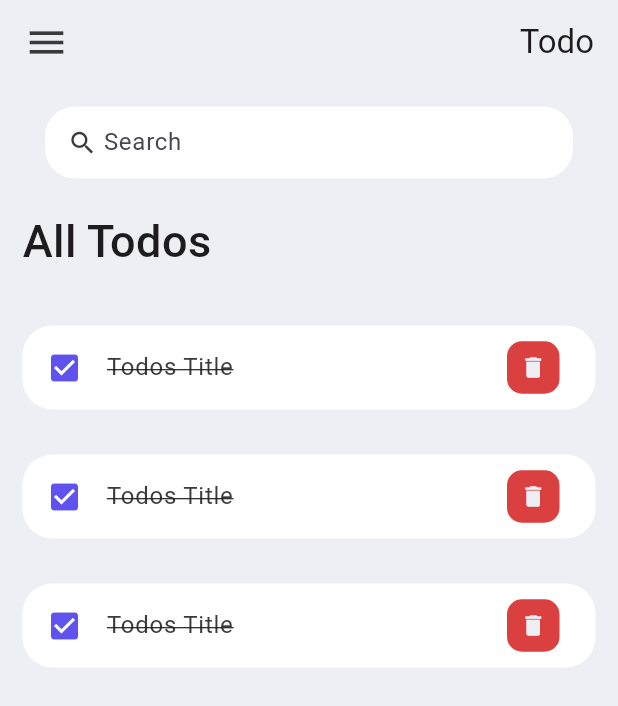
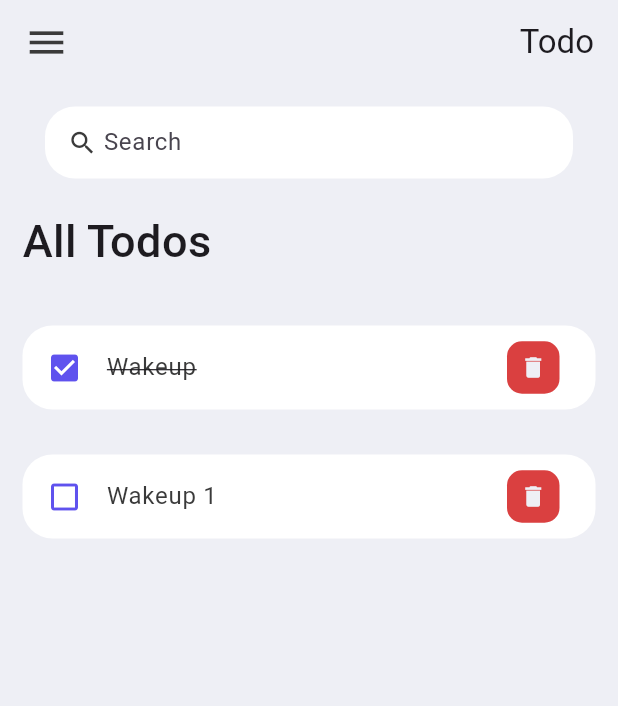
Before and after one commit to Mukesh-Bartaula/todoFlutter, a Flutter app: the screen it shows after launch, on a phone screen of 412 x 824 dp. Shown: the top 706 px of the screen. Run offline on Flutter 3.47's test engine with Material 3 defaults, Android fonts, the phone set to English and light mode, and no system bars.

Commit message:
add todoList

```diff
--- a/lib/main.dart
+++ b/lib/main.dart
@@ -11,7 +11,7 @@ class MyApp extends StatelessWidget {
   // This widget is the root of your application.
   @override
   Widget build(BuildContext context) {
-    return const MaterialApp(
+    return MaterialApp(
       debugShowCheckedModeBanner: false,
       title: 'todo',
       home: Home(),
--- a/lib/model/todo.dart
+++ b/lib/model/todo.dart
@@ -0,0 +1,25 @@
+class ToDo {
+  String id;
+  String todoText;
+  bool isDone;
+
+  ToDo({
+    required this.id,
+    required this.todoText,
+    this.isDone = false,
+  });
+
+  static List<ToDo> todoList() {
+    return [
+      ToDo(
+        id: '01',
+        todoText: "Wakeup",
+        isDone: true,
+      ),
+      ToDo(
+        id: '02',
+        todoText: "Wakeup 1",
+      ),
+    ];
+  }
+}
--- a/lib/screens/home.dart
+++ b/lib/screens/home.dart
@@ -1,9 +1,12 @@
 import 'package:flutter/material.dart';
 import '../constrains/color.dart';
-import './todoTable.dart';
+import 'todo_table.dart';
+import '../model/todo.dart';
 
 class Home extends StatelessWidget {
-  const Home({super.key});
+  Home({super.key});
+  final todoList = ToDo.todoList();
+
   @override
   Widget build(BuildContext context) {
     return Scaffold(
@@ -22,7 +25,9 @@ class Home extends StatelessWidget {
           ],
         ),
       ),
-      body: Container(
+      body: Stack(
+        children: [
+          Container(
             padding: const EdgeInsets.symmetric(
               horizontal: 15,
               vertical: 15,
@@ -46,14 +51,17 @@ class Home extends StatelessWidget {
                           ),
                         ),
                       ),
-                  TodoTable(),
-                  TodoTable(),
-                  TodoTable(),
+                      for (ToDo todo in todoList) TodoTable(todo: todo),
                     ],
                   ),
                 ),
               ],
             ),
+          ),
+          const Align(
+            alignment: Alignment.bottomCenter,
+          ),
+        ],
       ),
     );
   }
@@ -78,6 +86,7 @@ Widget searchBox() {
                 color: tdBlack,
                 size: 20,
               ),
+              prefixIconColor: Color.fromARGB(255, 246, 243, 243),
               prefixIconConstraints: BoxConstraints(
                 maxHeight: 20,
               ),
--- a/lib/screens/todoTable.dart
+++ b/lib/screens/todo_table.dart
@@ -1,8 +1,10 @@
 import 'package:flutter/material.dart';
 import 'package:newtodo/constrains/color.dart';
+import '../model/todo.dart';
 
 class TodoTable extends StatelessWidget {
-  const TodoTable({super.key});
+  const TodoTable({super.key, required this.todo});
+  final ToDo todo;
   @override
   Widget build(BuildContext context) {
     return Container(
@@ -13,16 +15,16 @@ class TodoTable extends StatelessWidget {
           borderRadius: BorderRadius.circular(20),
         ),
         tileColor: Colors.white,
-        leading: const Icon(
-          Icons.check_box,
+        leading: Icon(
+          todo.isDone ? Icons.check_box : Icons.check_box_outline_blank,
           color: tdBlue,
         ),
-        title: const Text(
-          'Todos Title',
+        title: Text(
+          todo.todoText,
           style: TextStyle(
             fontSize: 16,
             color: tdBlack,
-            decoration: TextDecoration.lineThrough,
+            decoration: todo.isDone ? TextDecoration.lineThrough : null,
           ),
         ),
         trailing: Container(
```
Lines whose indentation alone changed are shown as unchanged.
